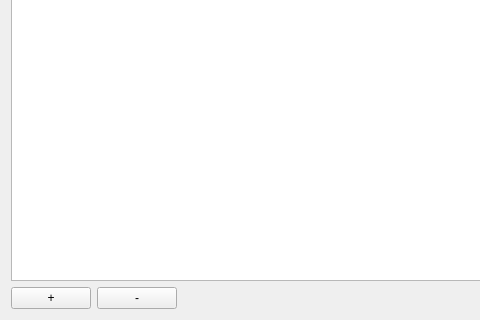
Old version of the form combinatorialprofiler/ui/twocolumnwidget.ui in the repository ilia-kats/CombinatorialProfiler; both pictures show x 0 to 480 and y 419 to 739 of the 706 by 739 pixel window.
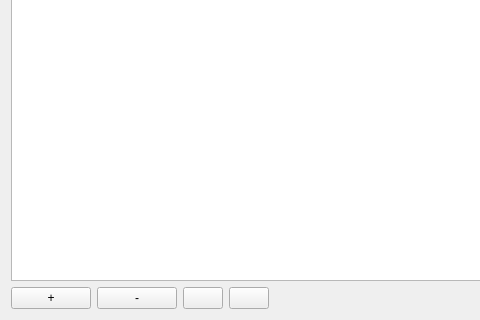
New version of the form.

Commit message: implement import of barcodes, named inserts, sorted cells from clipboard and files

```diff
--- a/combinatorialprofiler/ui/twocolumnwidget.ui
+++ b/combinatorialprofiler/ui/twocolumnwidget.ui
@@ -72,6 +72,26 @@
        </property>
       </widget>
      </item>
+     <item>
+      <widget class="QPushButton" name="fromFileBtn">
+       <property name="sizePolicy">
+        <sizepolicy hsizetype="Minimum" vsizetype="Preferred">
+         <horstretch>0</horstretch>
+         <verstretch>0</verstretch>
+        </sizepolicy>
+       </property>
+      </widget>
+     </item>
+     <item>
+      <widget class="QPushButton" name="fromClipboardBtn">
+       <property name="sizePolicy">
+        <sizepolicy hsizetype="Minimum" vsizetype="Preferred">
+         <horstretch>0</horstretch>
+         <verstretch>0</verstretch>
+        </sizepolicy>
+       </property>
+      </widget>
+     </item>
      <item>
       <spacer name="horizontalSpacer_2">
        <property name="orientation">
```
The commit also changes 5 other files.
